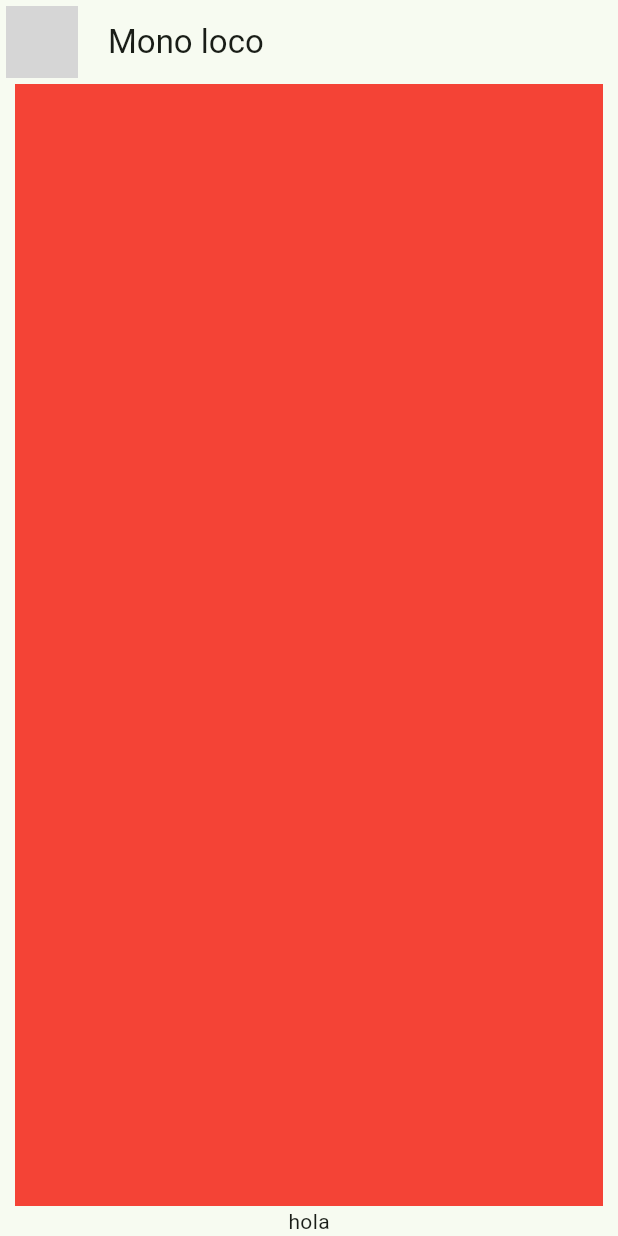
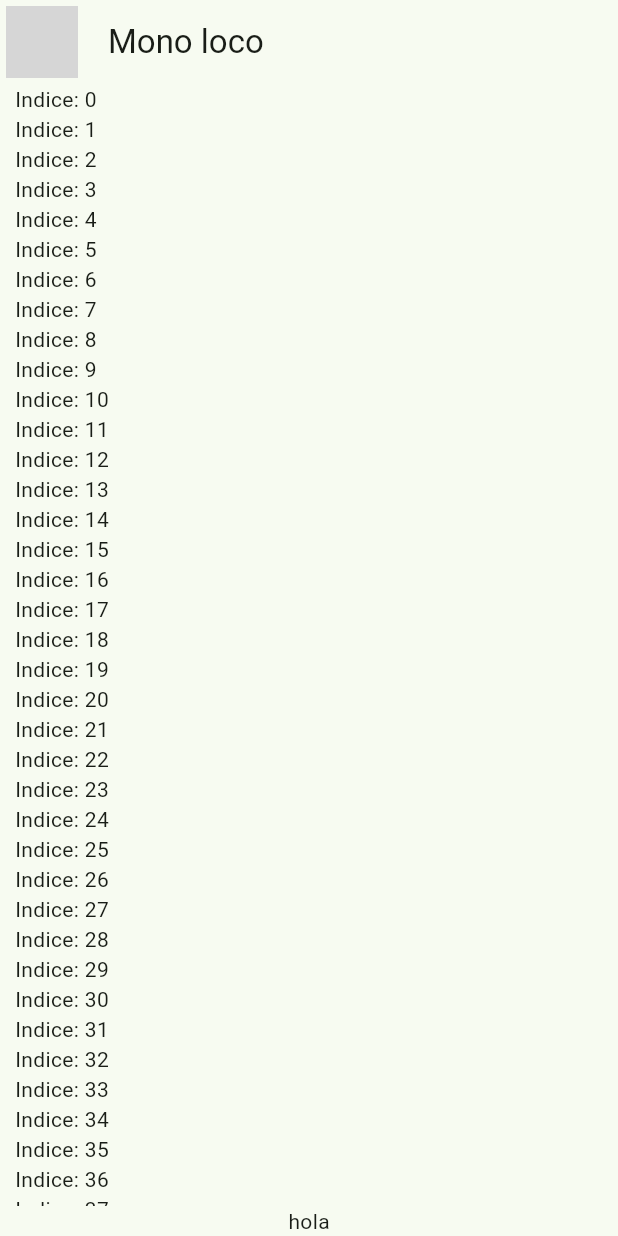
Before and after one commit to FernandoNeirot/Flutter_Yes-No-App, a Flutter app: the screen it shows after launch, on a phone screen of 412 x 824 dp. Run offline on Flutter 3.47's test engine with Material 3 defaults, Android fonts, the phone set to English and light mode, and no system bars; network calls fail; grey boxes are pictures that could not be loaded.

Commit message:
ListView con intemCounte definido

```diff
--- a/lib/presentation/chat/chat_screen.dart
+++ b/lib/presentation/chat/chat_screen.dart
@@ -30,9 +30,12 @@ class _ChatView extends StatelessWidget {
         padding: const EdgeInsets.symmetric(horizontal: 10),
         child: Column(
           children: [
-            Expanded(child: Container(
-              color: Colors.red,
-            )),
+            //builder: en tiempo de ejecucion
+            Expanded(child: ListView.builder(
+              itemCount: 100,
+              itemBuilder: (context, index) {
+              return Text("Indice: $index");
+            },)),
 
             const Text("hola"),
           ],
```
